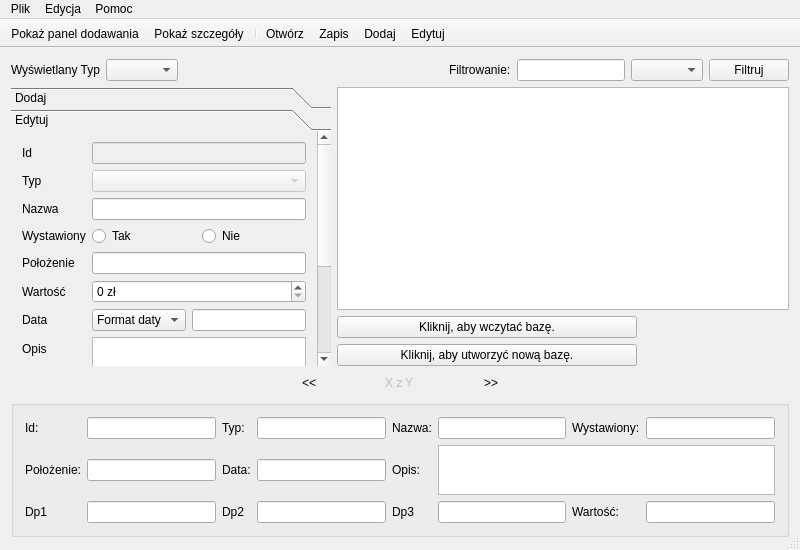
Qt form mainwindow.ui (bzyx/MuzeumGUI) before a commit.
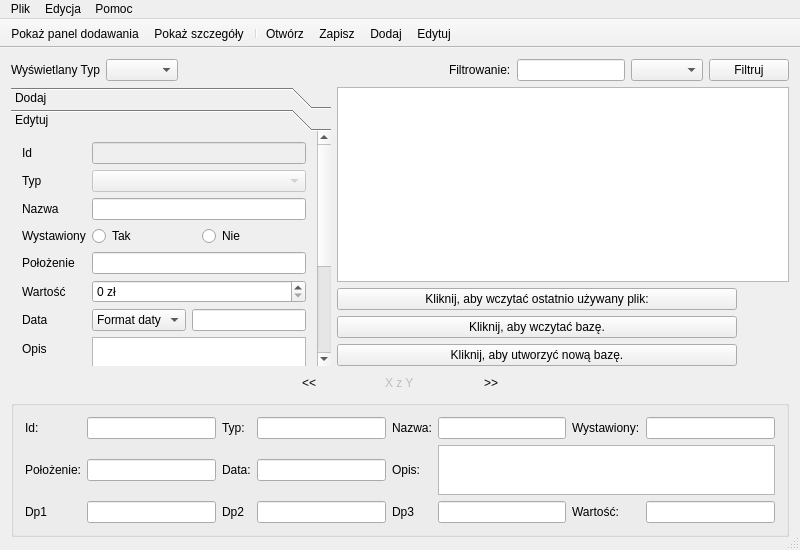
The same form after that commit. The open tabs and pages were chosen to show the change. Icons and pictures are not drawn.

Commit message: Ui improvements, all File dialogs works. New shiny start screen :)

What changed in the file:
```diff
--- a/mainwindow.ui
+++ b/mainwindow.ui
@@ -643,6 +643,22 @@
           </property>
          </widget>
         </item>
+        <item>
+         <widget class="QPushButton" name="naStar_ostPlik">
+          <property name="maximumSize">
+           <size>
+            <width>400</width>
+            <height>150</height>
+           </size>
+          </property>
+          <property name="text">
+           <string>Kliknij, aby wczytać ostatnio używany plik:</string>
+          </property>
+          <property name="flat">
+           <bool>false</bool>
+          </property>
+         </widget>
+        </item>
         <item>
          <widget class="QPushButton" name="naStart">
           <property name="sizePolicy">
@@ -653,7 +669,7 @@
           </property>
           <property name="maximumSize">
            <size>
-            <width>300</width>
+            <width>400</width>
             <height>150</height>
            </size>
           </property>
@@ -669,7 +685,7 @@
          <widget class="QPushButton" name="naStart2">
           <property name="maximumSize">
            <size>
-            <width>300</width>
+            <width>400</width>
             <height>150</height>
            </size>
           </property>
@@ -1074,7 +1090,10 @@
   </action>
   <action name="actionZapis">
    <property name="text">
-    <string>Zapis</string>
+    <string>Zapisz</string>
+   </property>
+   <property name="shortcut">
+    <string>Ctrl+S</string>
    </property>
   </action>
   <action name="actionZapisz_jako">
```
Left out of the diff: 35 changed lines with no effect on the pictures. The commit also changes 3 other files.
